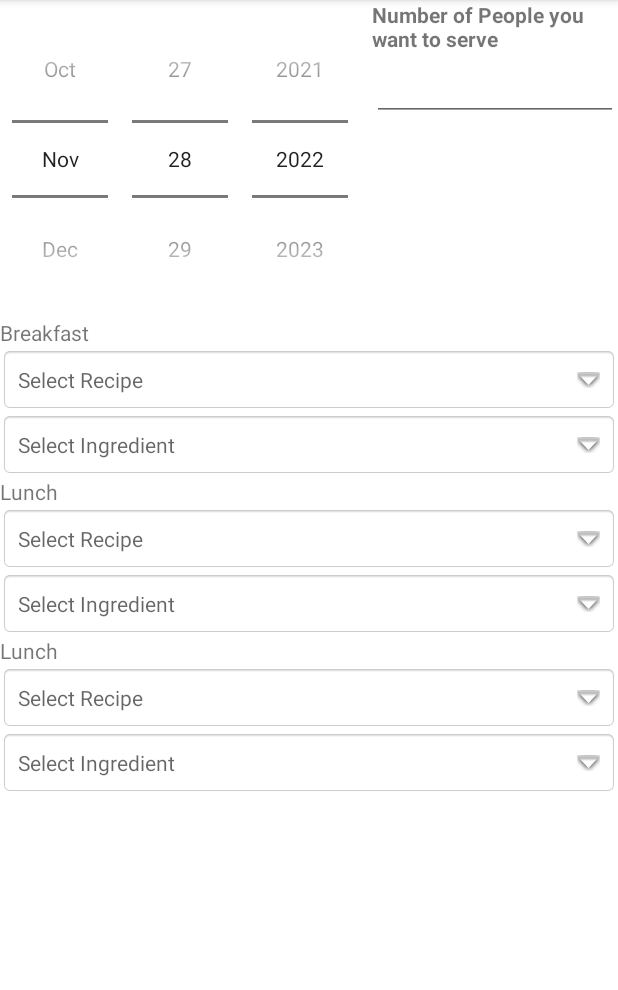
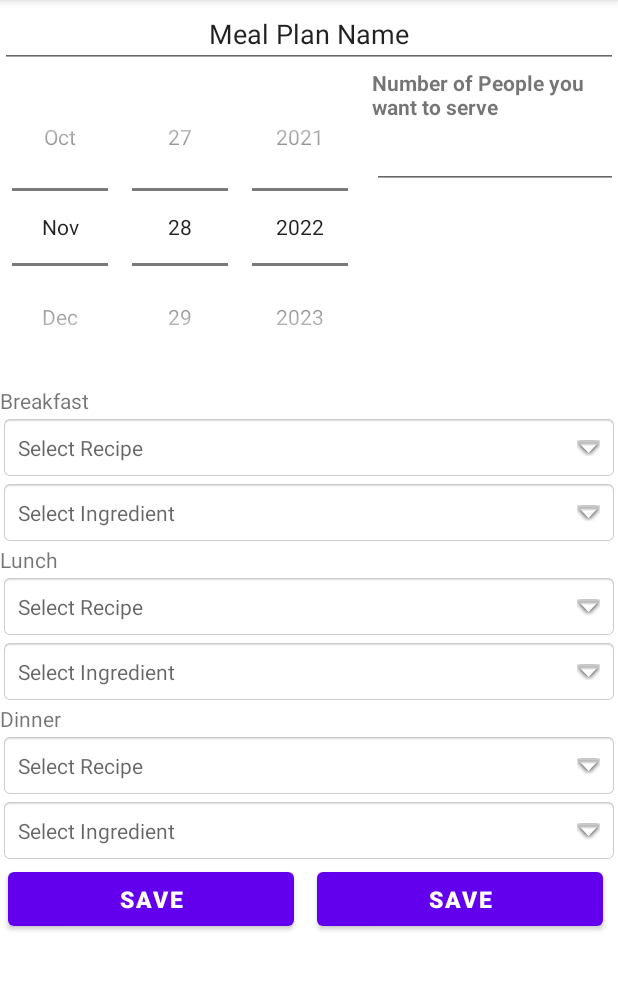
Before and after one commit to CMPUT301F22T30/FoodStory, an Android app: the AddMealPlanFragment screen opened through its navigation route, on a phone screen of 412 x 824 dp, the part 84-1074 px from its top. Run offline under Robolectric (Android 15) with nearby library versions, the phone set to English and light mode, and no system bars; our stand-ins replace Firebase (no records; nobody signed in at launch, a user with empty details on screens opened directly), navigation-ui.

Commit message:
Add Fragment for Meal Plan Full implementation done.

```diff
--- a/code/app/src/main/java/com/example/foodstory/MealPlanFragment.java
+++ b/code/app/src/main/java/com/example/foodstory/MealPlanFragment.java
@@ -53,7 +53,7 @@ public class MealPlanFragment extends Fragment {
         ListView mealPlanList = getView().findViewById(R.id.meal_plan_list);
         mealPlanList.setAdapter(mealPlan_Adapter);
         dbMealPlan = FirebaseFirestore.getInstance();
-        CollectionReference mealPlanReference = dbMealPlan.collection("MealPlan");
+        CollectionReference mealPlanReference = dbMealPlan.collection("MealPlans");
 
 
         binding.mealPlanList.setOnItemClickListener(new AdapterView.OnItemClickListener() {
@@ -65,7 +65,7 @@ public class MealPlanFragment extends Fragment {
                 Bundle meal_plan = new Bundle();
 
                 meal_plan.putString("parentFragment", "ViewMealPlanFragment");
-                meal_plan.putString("mealPlanId", passedMealPlan.getMealPlanId().toString());
+                meal_plan.putString("mealPlanName", passedMealPlan.getMealPlanName());
                 getParentFragmentManager().setFragmentResult("callerKey", meal_plan);
                 NavHostFragment.findNavController(MealPlanFragment.this)
                         .navigate(R.id.action_MealPlanFragment_to_ViewMealPlanFragment);
--- a/code/app/src/main/res/layout/add_meal_plan_fragment.xml
+++ b/code/app/src/main/res/layout/add_meal_plan_fragment.xml
@@ -7,6 +7,15 @@
     android:layout_height="match_parent"
     android:orientation="vertical"
     tools:context=".AddMealPlanFragment">
+
+    <EditText
+        android:layout_width="match_parent"
+        android:layout_height="wrap_content"
+        android:id="@+id/meal_plan_name"
+        android:gravity="center_horizontal"
+        android:text="Meal Plan Name">
+
+    </EditText>
 
     <LinearLayout
         android:layout_width="match_parent"
@@ -148,7 +157,7 @@
         <TextView
             android:layout_width="match_parent"
             android:layout_height="wrap_content"
-            android:text="Lunch"
+            android:text="Dinner"
             android:id="@+id/Dinner">
 
         </TextView>
@@ -182,6 +191,55 @@
 
         </LinearLayout>
 
+        <LinearLayout
+            xmlns:android="http://schemas.android.com/apk/res/android"
+            xmlns:app="http://schemas.android.com/apk/res-auto"
+            xmlns:tools="http://schemas.android.com/tools"
+            android:layout_width="match_parent"
+            android:layout_height="0dp"
+            android:orientation="horizontal"
+            android:layout_weight="1">
+
+<!--            <Button-->
+<!--                android:id="@+id/deleteIngrButton"-->
+<!--                android:layout_width="0dp"-->
+<!--                android:layout_height="wrap_content"-->
+<!--                android:layout_centerInParent="true"-->
+<!--                android:layout_marginLeft="10sp"-->
+<!--                android:layout_marginRight="5sp"-->
+<!--                android:text="Delete"-->
+<!--                android:textColor="@color/white"-->
+<!--                android:textSize="15sp"-->
+<!--                android:textStyle="bold"-->
+<!--                android:visibility="invisible"-->
+<!--                android:layout_weight="1"/>-->
+
+            <Button
+                android:id="@+id/cancelButton"
+                android:layout_width="0dp"
+                android:layout_height="wrap_content"
+                android:layout_marginStart="5sp"
+                android:layout_marginEnd="10sp"
+                android:text="Save"
+                android:textColor="@color/white"
+                android:textSize="15sp"
+                android:textStyle="bold"
+                android:layout_weight="1">
+            </Button>
+            <Button
+                android:id="@+id/saveMpButton"
+                android:layout_width="0dp"
+                android:layout_height="wrap_content"
+                android:layout_marginStart="5sp"
+                android:layout_marginEnd="10sp"
+                android:text="Save"
+                android:textColor="@color/white"
+                android:textSize="15sp"
+                android:textStyle="bold"
+                android:layout_weight="1">
+            </Button>
+        </LinearLayout>
+
     </LinearLayout>
 
 
--- a/code/app/src/main/res/navigation/nav_graph.xml
+++ b/code/app/src/main/res/navigation/nav_graph.xml
@@ -130,6 +130,11 @@
         android:label="Add Meal Plan"
         tools:layout="@layout/add_meal_plan_fragment">
 
+        <action
+            android:id="@+id/action_AddMealPlanFragment_to_MealPlanFragment"
+            app:destination="@id/MealPlanFragment">
+        </action>
+
 
     </fragment>
 
```
Also changed, not shown: code/app/src/main/java/com/example/foodstory/AddMealPlanFragment.java (+62 -7 lines), code/app/src/main/java/com/example/foodstory/MealPlan.java (+75 -20 lines).
